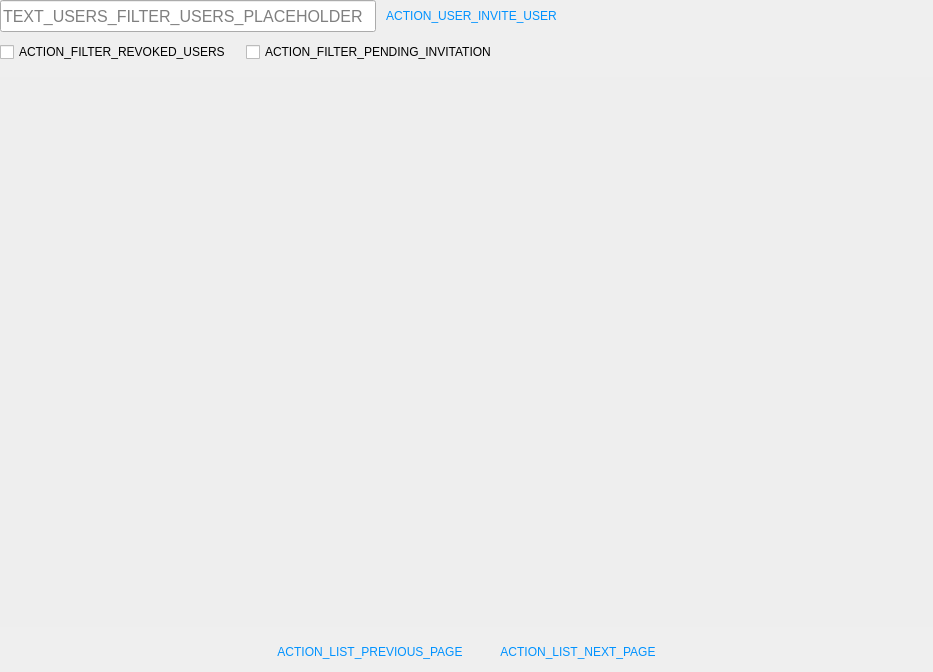
Qt form parsec/core/gui/forms/users_widget.ui (Scille/parsec-cloud) before a commit.
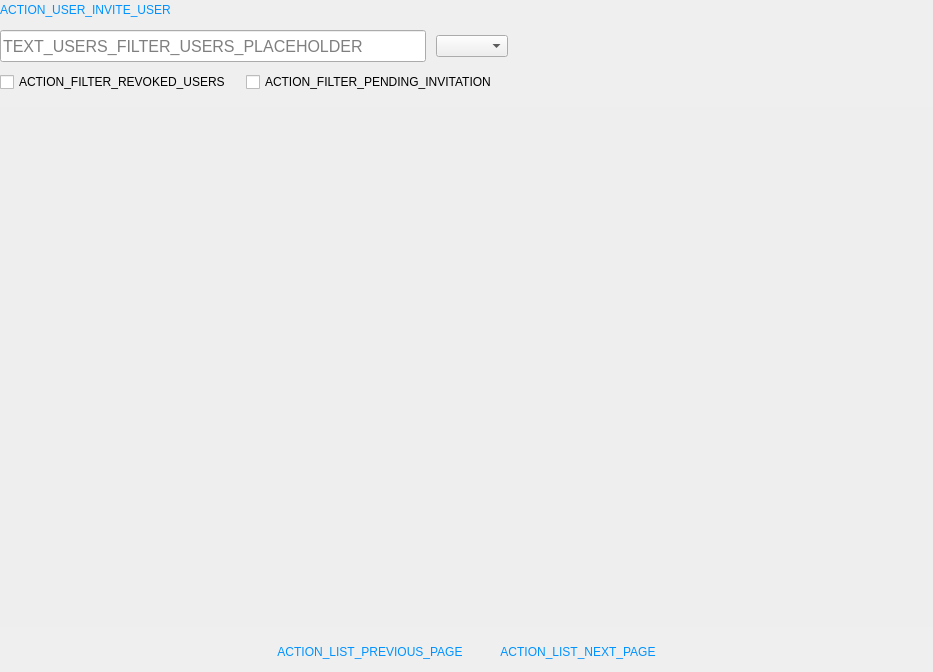
The same form after that commit. Icons and pictures are not drawn. Custom widgets are drawn as their Qt base class.

Commit message: [GUI] Added user filtering by profile

What changed in the file:
```diff
--- a/parsec/core/gui/forms/users_widget.ui
+++ b/parsec/core/gui/forms/users_widget.ui
@@ -67,37 +67,7 @@
       <number>0</number>
      </property>
      <item>
-      <layout class="QHBoxLayout" name="horizontalLayout_3">
-       <property name="spacing">
-        <number>10</number>
-       </property>
-       <property name="leftMargin">
-        <number>0</number>
-       </property>
-       <property name="rightMargin">
-        <number>0</number>
-       </property>
-       <item>
-        <widget class="FilterLineEdit" name="line_edit_search">
-         <property name="minimumSize">
-          <size>
-           <width>0</width>
-           <height>32</height>
-          </size>
-         </property>
-         <property name="font">
-          <font>
-           <pointsize>12</pointsize>
-          </font>
-         </property>
-         <property name="text">
-          <string/>
-         </property>
-         <property name="placeholderText">
-          <string>TEXT_USERS_FILTER_USERS_PLACEHOLDER</string>
-         </property>
-        </widget>
-       </item>
+      <layout class="QHBoxLayout" name="horizontalLayout_4">
        <item>
         <widget class="Button" name="button_add_user">
          <property name="cursor">
@@ -129,6 +99,56 @@
         </widget>
        </item>
        <item>
+        <spacer name="horizontalSpacer_7">
+         <property name="orientation">
+          <enum>Qt::Horizontal</enum>
+         </property>
+         <property name="sizeHint" stdset="0">
+          <size>
+           <width>40</width>
+           <height>20</height>
+          </size>
+         </property>
+        </spacer>
+       </item>
+      </layout>
+     </item>
+     <item>
+      <layout class="QHBoxLayout" name="horizontalLayout_3">
+       <property name="spacing">
+        <number>10</number>
+       </property>
+       <property name="leftMargin">
+        <number>0</number>
+       </property>
+       <property name="rightMargin">
+        <number>0</number>
+       </property>
+       <item>
+        <widget class="FilterLineEdit" name="line_edit_search">
+         <property name="minimumSize">
+          <size>
+           <width>0</width>
+           <height>32</height>
+          </size>
+         </property>
+         <property name="font">
+          <font>
+           <pointsize>12</pointsize>
+          </font>
+         </property>
+         <property name="text">
+          <string/>
+         </property>
+         <property name="placeholderText">
+          <string>TEXT_USERS_FILTER_USERS_PLACEHOLDER</string>
+         </property>
+        </widget>
+       </item>
+       <item>
+        <widget class="QComboBox" name="combo_filter_role"/>
+       </item>
+       <item>
         <spacer name="horizontalSpacer">
          <property name="orientation">
           <enum>Qt::Horizontal</enum>
@@ -216,7 +236,7 @@
           <x>0</x>
           <y>0</y>
           <width>931</width>
-          <height>539</height>
+          <height>503</height>
          </rect>
         </property>
         <layout class="QVBoxLayout" name="verticalLayout_2">
```
The commit also changes 6 other files.
